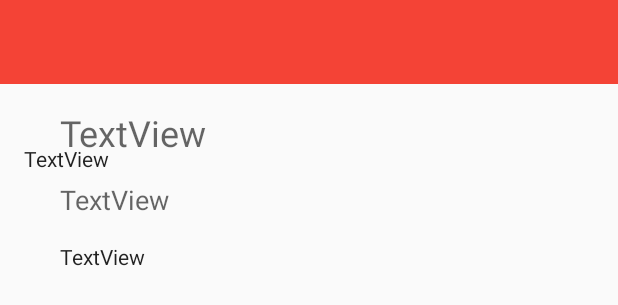
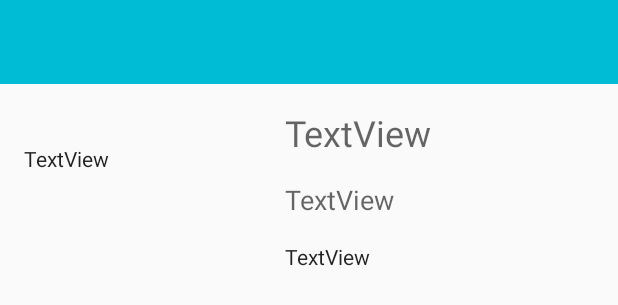
Before and after one commit to alyyasser/PopularMovies, an Android app: the layout activity_movie_detail.xml on its own in the app's theme, with its tools: preview values and no code run, on a phone screen of 412 x 824 dp. Shown: the top 305 px of the screen. Run offline under Robolectric (Android 15) with nearby library versions, the phone set to English and light mode, and no system bars.

Commit message:
Movie detail layout updated

```diff
--- a/app/src/main/res/layout/activity_movie_detail.xml
+++ b/app/src/main/res/layout/activity_movie_detail.xml
@@ -9,12 +9,9 @@
 
 	<android.support.v7.widget.Toolbar
 		android:id="@+id/movie_toolbar"
-		android:layout_width="match_parent"
+		android:layout_width="0dp"
 		android:layout_height="wrap_content"
-		android:layout_marginLeft="0dp"
-		android:layout_marginRight="0dp"
-		android:layout_marginTop="0dp"
-		android:background="?attr/colorPrimary"
+		android:background="?attr/colorAccent"
 		android:minHeight="?attr/actionBarSize"
 		android:theme="?attr/actionBarTheme"
 		app:layout_constraintLeft_toLeftOf="parent"
@@ -23,7 +20,7 @@
 
 	<ImageView
 		android:id="@+id/movie_detail_poster"
-		android:layout_width="wrap_content"
+		android:layout_width="150dp"
 		android:layout_height="wrap_content"
 		android:layout_marginLeft="16dp"
 		android:layout_marginStart="16dp"
@@ -43,7 +40,8 @@
 		android:textAppearance="@style/TextAppearance.AppCompat.Caption"
 		android:textSize="24sp"
 		app:layout_constraintLeft_toRightOf="@+id/movie_detail_poster"
-		app:layout_constraintTop_toBottomOf="@+id/movie_toolbar"/>
+		app:layout_constraintTop_toBottomOf="@+id/movie_toolbar"
+		android:layout_marginStart="24dp"/>
 
 	<TextView
 		android:id="@+id/movie_length"
@@ -55,7 +53,8 @@
 		android:textAppearance="@style/TextAppearance.AppCompat.Caption"
 		android:textSize="18sp"
 		app:layout_constraintLeft_toRightOf="@+id/movie_detail_poster"
-		app:layout_constraintTop_toBottomOf="@+id/movie_release_date"/>
+		app:layout_constraintTop_toBottomOf="@+id/movie_release_date"
+		android:layout_marginStart="24dp"/>
 
 	<TextView
 		android:id="@+id/movie_rating"
@@ -66,11 +65,12 @@
 		android:text="TextView"
 		android:textAppearance="@style/TextAppearance.AppCompat"
 		app:layout_constraintLeft_toRightOf="@+id/movie_detail_poster"
-		app:layout_constraintTop_toBottomOf="@+id/movie_length"/>
+		app:layout_constraintTop_toBottomOf="@+id/movie_length"
+		android:layout_marginStart="24dp"/>
 
 	<TextView
 		android:id="@+id/movie_overview"
-		android:layout_width="match_parent"
+		android:layout_width="0dp"
 		android:layout_height="wrap_content"
 		android:layout_marginLeft="16dp"
 		android:layout_marginRight="8dp"
@@ -79,6 +79,8 @@
 		android:textAppearance="@style/TextAppearance.AppCompat"
 		app:layout_constraintLeft_toLeftOf="parent"
 		app:layout_constraintRight_toRightOf="parent"
-		app:layout_constraintTop_toBottomOf="@+id/movie_detail_poster"/>
+		app:layout_constraintTop_toBottomOf="@+id/movie_detail_poster"
+		android:layout_marginStart="16dp"
+		android:layout_marginEnd="8dp"/>
 
 </android.support.constraint.ConstraintLayout>
```
